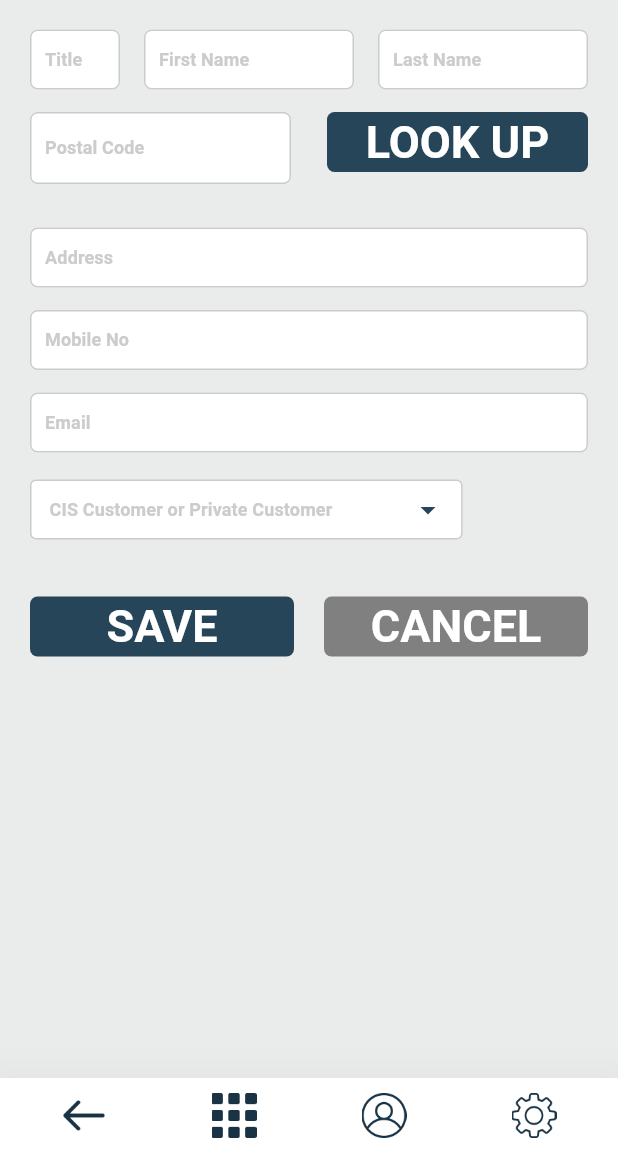
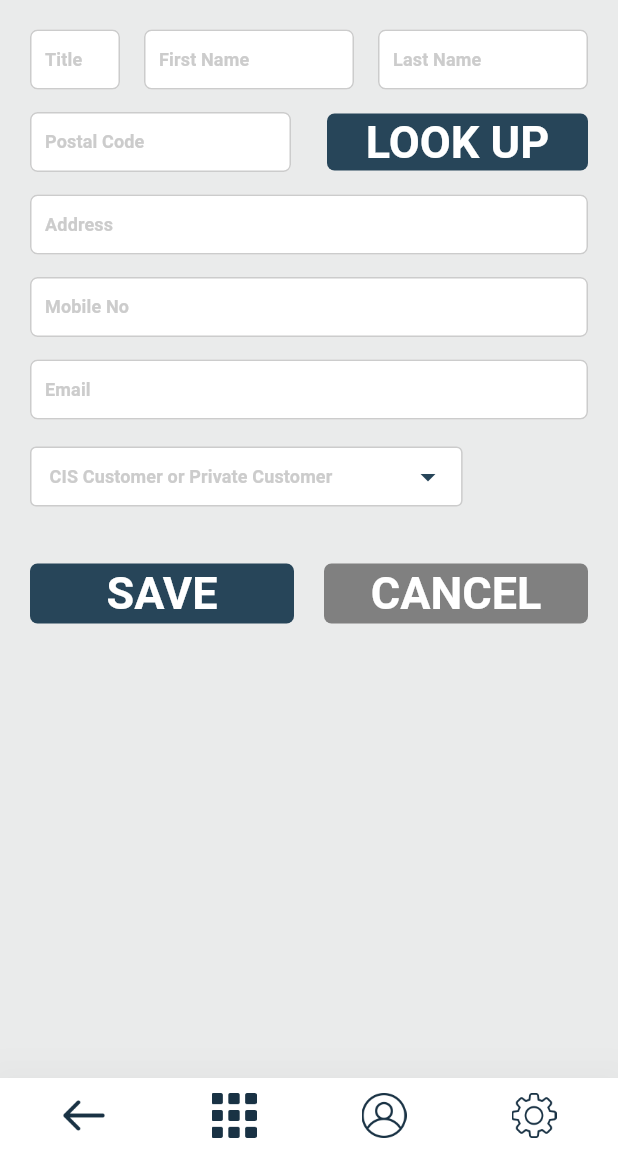
Before and after one commit to guri1423/ready_made_for_trade, a Flutter app: the EditCustomerPage screen opened directly with empty values, on a phone screen of 412 x 824 dp, the part 83-1236 px from its top. Run offline on Flutter 3.47's test engine with Material 2 defaults, Android fonts, the light colour scheme and no system bars; our stand-ins replace bloc, dropdown_button2, email_validator, equatable, flutter_bloc, flutter_secure_storage and 4 more; accounts and stored records are empty; network calls fail; Roboto replaces fonts that are missing (Dongle, Dongle Regular).

Commit message:
initial change

```diff
--- a/lib/modules/account/view/account_page.dart
+++ b/lib/modules/account/view/account_page.dart
@@ -112,10 +112,11 @@ class _AccountPageState extends State<AccountPage> {
 
 List<String> settingList = [
   'SET UP COMPANY INFO',
-  'EDIT WEBSITE TEXT',
+  'GET A WEBSITE',
   'UPLOAD LOGO',
   'QUOTE & INVOICE TERMS',
   'ADD REMINDERS',
+  'SALES'
 ];
 
 Widget? navigateToNextPage(int index) {
--- a/lib/modules/customer/pages/customer_page/add_customer.dart
+++ b/lib/modules/customer/pages/customer_page/add_customer.dart
@@ -155,9 +155,10 @@ class _AddCustomerPageState extends State<AddCustomerPage> {
                     ),
                     Expanded(
                         child: SizedBox(
-                            height: 40,
+                            height: 38,
                             child: longButton(
-                                context, 'LOOK UP', CustomColors.primeColour)))
+                                context, 'LOOK UP',
+                                CustomColors.primeColour))),
                   ],
                 ),
                 const SizedBox(
--- a/lib/modules/customer/pages/customer_page/edit_customer.dart
+++ b/lib/modules/customer/pages/customer_page/edit_customer.dart
@@ -164,30 +164,25 @@ class _EditCustomerPageState extends State<EditCustomerPage> {
                 ),
                 Row(
                   mainAxisAlignment: MainAxisAlignment.spaceEvenly,
+                  crossAxisAlignment: CrossAxisAlignment.center,
                   children: [
                     Expanded(
                       child: SizedBox(
-                          height: 62,
+                          height: 40,
                           child: customTextFieldAddCustomer(
-                              context,
-                              controller: _postalCode,
-                              hintText: 'Postal Code',
-                              validator: (value) =>
-                                  postalCodeValidator(value))),
+                            context,
+                            controller: _postalCode,
+                            hintText: 'Postal Code',
+                          )),
                     ),
-                    const SizedBox(
+                    SizedBox(
                       width: 24,
                     ),
                     Expanded(
-                        child: Column(
-                          children: [
-                            SizedBox(
-                                height: 40,
-                                child: longButton(
-                                    context, 'LOOK UP', CustomColors.primeColour)),
-                            SizedBox(height: 22,)
-                          ],
-                        ))
+                        child: SizedBox(
+                            height: 38,
+                            child: longButton(
+                                context, 'LOOK UP', CustomColors.primeColour)))
                   ],
                 ),
                 const SizedBox(
--- a/lib/modules/home/widgets/icon_widgets.dart
+++ b/lib/modules/home/widgets/icon_widgets.dart
@@ -419,11 +419,11 @@ Widget tradePage(context, List<DatumTrade> data, int index) {
                       color: CustomColors.white,
                     ),
                     child: Padding(
-                      padding: const EdgeInsets.all(4.0),
+                      padding:  EdgeInsets.all(25.0),
                       child: GestureDetector(
                         child: Image.asset(
                             'assets/images/small_icons/005-phone-call.png',
-                          color: Colors.black,
+                          color: CustomColors.primeColour,
                         ),
                       ),
                     )),
--- a/lib/modules/login/pages/login.dart
+++ b/lib/modules/login/pages/login.dart
@@ -238,7 +238,7 @@ class _LoginState extends State<Login> {
                         color: Color.fromRGBO(39, 69, 89, 1),
                       ),
                     ),
-                    SizedBox(width: 150),
+                    SizedBox(width: 85),
                     GestureDetector(
                       onTap: () {
                         Navigator.push(
```
